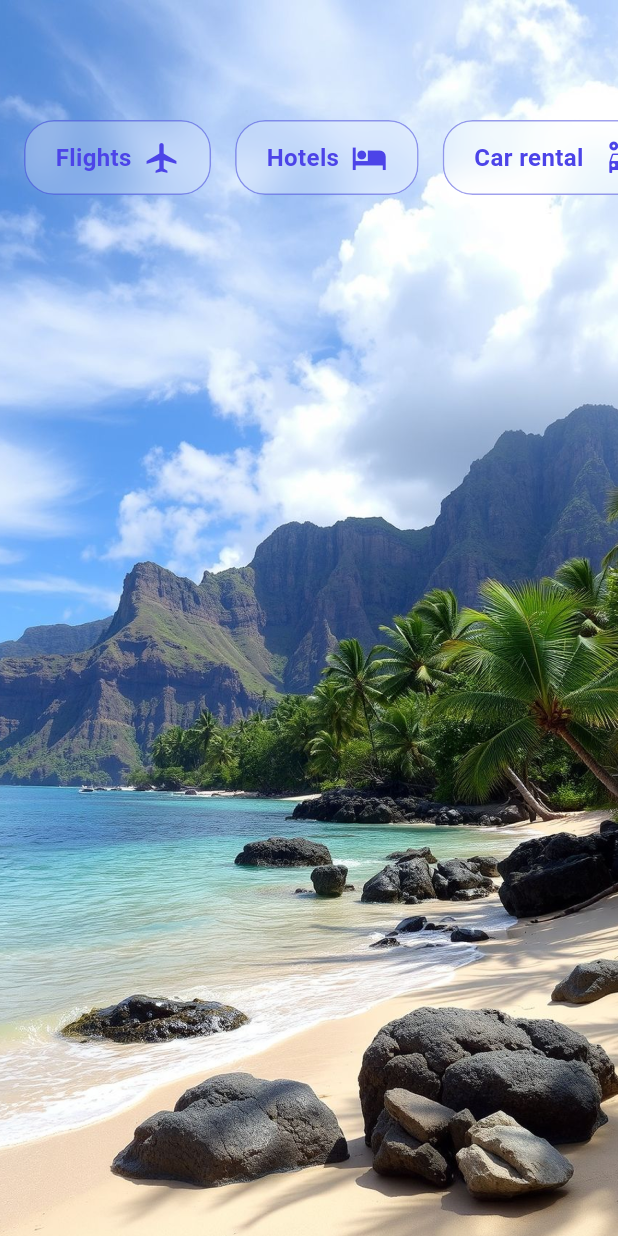
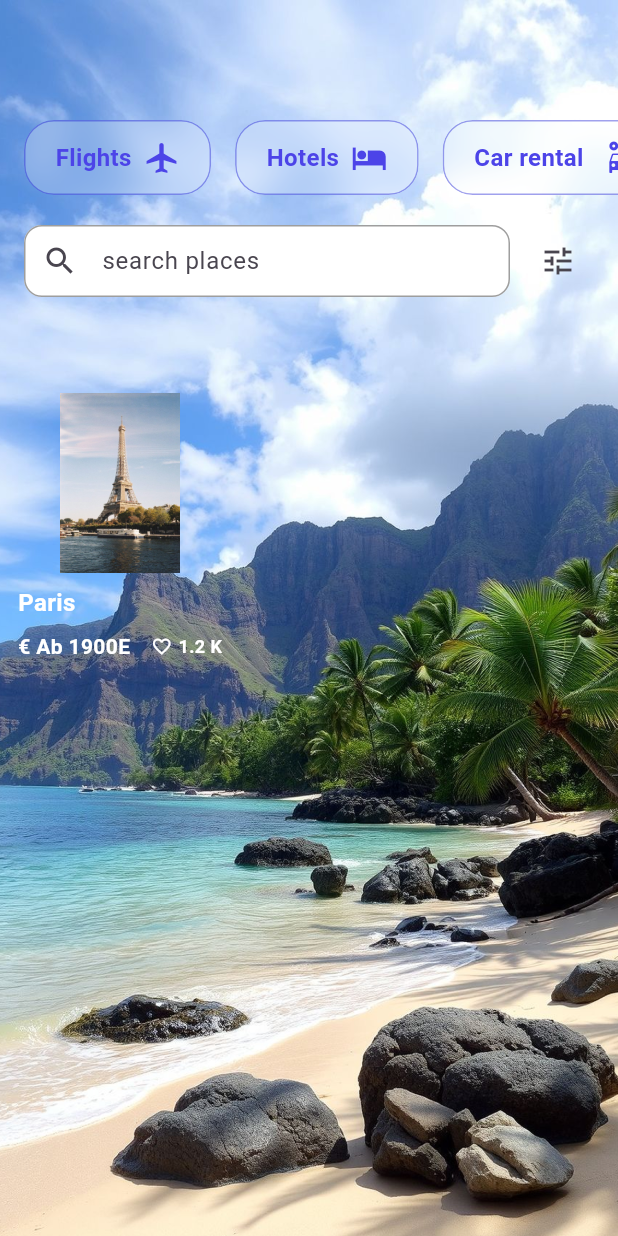
Before and after one commit to Brayteh/test_app, a Flutter app: the HomePage screen opened directly, on a phone screen of 412 x 824 dp. Run offline on Flutter 3.47's test engine with Material 3 defaults, Android fonts, the phone set to English and light mode, and no system bars.

Commit message:
user input added/user pass

```diff
--- /dev/null
+++ b/test_app/lib/Theme/subCard.dart
@@ -0,0 +1,59 @@
+import 'package:flutter/material.dart';
+
+Widget subCard({
+  required String image,
+  required String title,
+  required String price,
+  required String likes,
+}) {
+  return Container(
+    width: 160,
+    margin: const EdgeInsets.only(right: 16),
+    padding: const EdgeInsets.all(12),
+    decoration: BoxDecoration(
+      borderRadius: BorderRadius.circular(20),
+    ),
+    child: Column(
+      crossAxisAlignment: CrossAxisAlignment.start,
+      children: [
+        Center(
+          child: Image.asset(
+            image,
+            height: 120,
+            fit: BoxFit.contain,
+          ),
+        ),
+        const SizedBox(height: 8),
+        Text(
+          title,
+          style: const TextStyle(
+              fontSize: 16, fontWeight: FontWeight.bold, color: Colors.white),
+        ),
+        const SizedBox(height: 8),
+        Row(
+          mainAxisAlignment: MainAxisAlignment.spaceBetween,
+          children: [
+            Row(
+              children: [
+                Text(
+                  "€ $price",
+                  style: const TextStyle(
+                      fontSize: 14,
+                      fontWeight: FontWeight.bold,
+                      color: Colors.white),
+                ),
+              ],
+            ),
+            Row(
+              children: [
+                const Icon(Icons.favorite_border, size: 14, color: Colors.white),
+                const SizedBox(width: 4),
+                Text(likes, style: const TextStyle(color: Colors.white, fontSize: 12)),
+              ],
+            ),
+          ],
+        ),
+      ],
+    ),
+  );
+}
--- a/test_app/lib/screens/homePage.dart
+++ b/test_app/lib/screens/homePage.dart
@@ -1,5 +1,7 @@
 import 'package:flutter/material.dart';
 import 'package:test_app/Theme/buttonsOben.dart';
+import 'package:test_app/Theme/subCard.dart';
+import 'package:test_app/screens/tripPage.dart';
 
 
 class HomePage extends StatelessWidget {
@@ -30,9 +32,38 @@ class HomePage extends StatelessWidget {
                 ],
               ),
             ),),
-        ],
+            Positioned(top: 150,right: 16,left: 16,
+              child: Row(
+                children: [
+                  Expanded(
+                    child: TextField(
+                      decoration: InputDecoration(filled: true,fillColor: Colors.white,
+                      prefixIcon: Icon(Icons.search,),
+                      hintText: "search places"),
+                    ),
+                  ),
+                  SizedBox(width: 8,),
+                  IconButton( onPressed:(){},
+                     icon: Icon(Icons.tune)),
+                ],
+              )),
+          Positioned( top: 250,
+            child: GestureDetector( onTap: (){showModalBottomSheet(context: context,isScrollControlled:true,backgroundColor: Colors.transparent,
+             builder: (context)=> TripPage(),
+             );},
+              child: subCard(
+                image: "images/paris.jpg",
+                title: "Paris",
+                price: "Ab 1900E",
+                likes: "1.2 K",
 
               ),
-              );
+            ),
+          ),
+        ],
+      ),
+     );
   }
+
+  tripPage() {}
 }
```
Also changed, not shown: test_app/lib/screens/SignIn.dart (+59 -4 lines), test_app/lib/screens/tripPage.dart (added, +104 -0 lines), test_app/images/paris.jpg (added).
